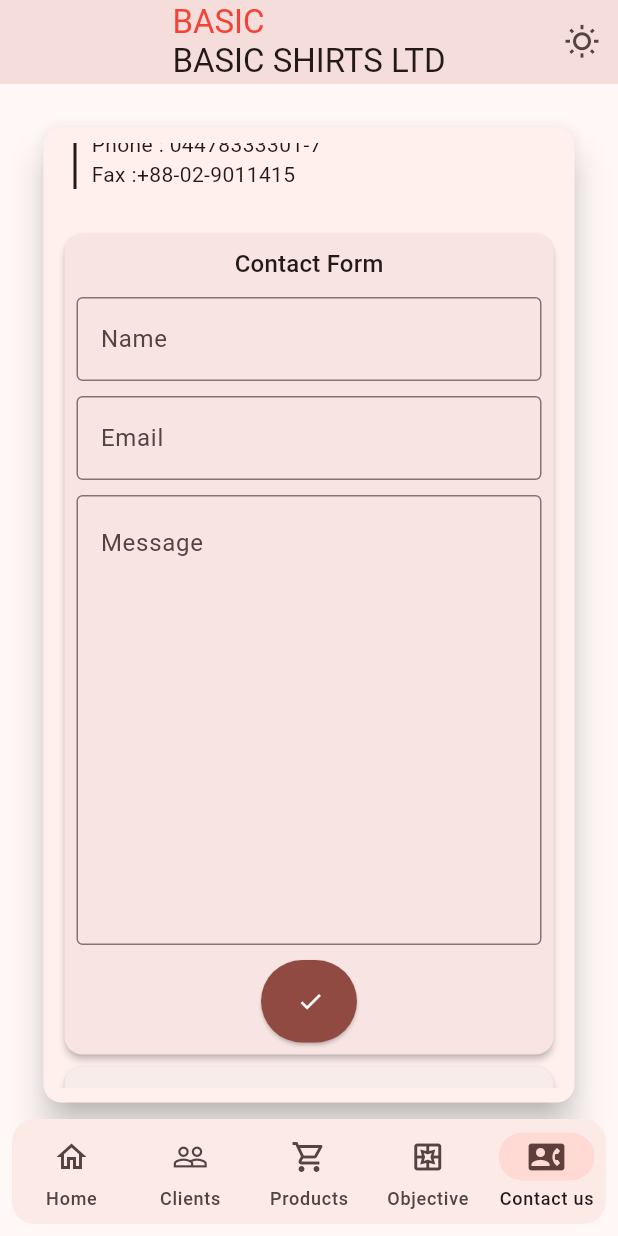
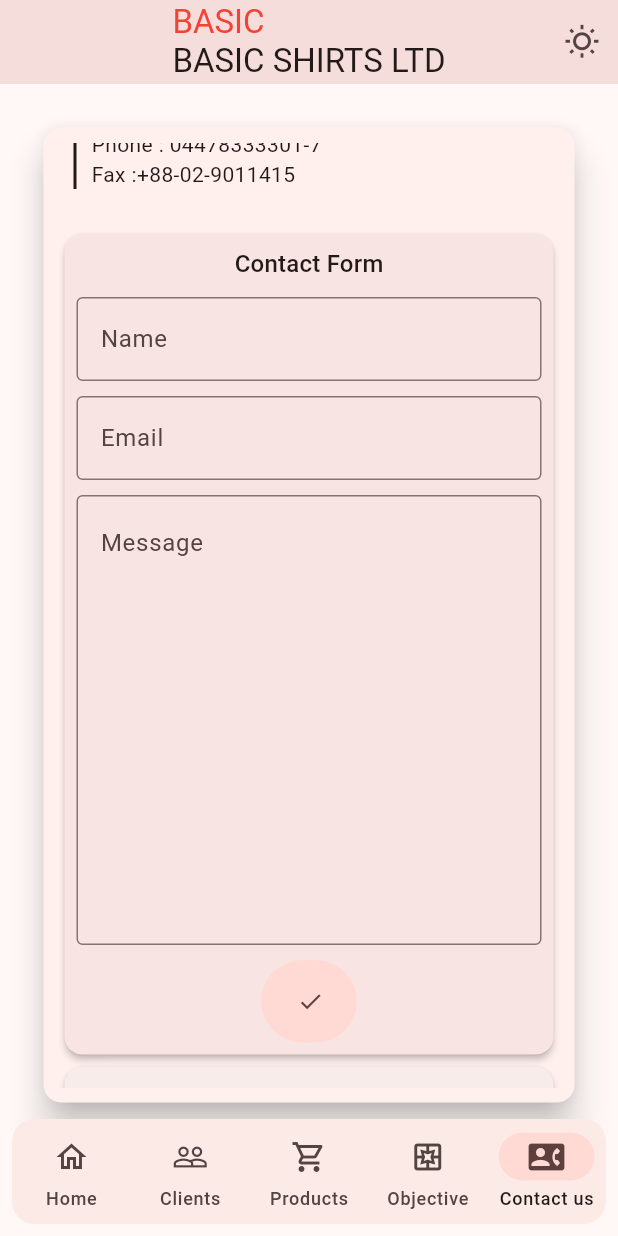
Before and after one commit to mozaddedalfeshani/bsl, a Flutter app: the screen it shows after launch, item 5 of the bottom bar chosen, scrolled down 576 dp, after a tap on the "send" icon, on a phone screen of 412 x 824 dp. Run offline on Flutter 3.47's test engine with Material 2 defaults, Android fonts, the phone set to English and light mode, and no system bars; our stand-ins replace carousel_slider.

Commit message:
code refactor

```diff
--- a/lib/src/contact_us/contact_us_view.dart
+++ b/lib/src/contact_us/contact_us_view.dart
@@ -305,7 +305,6 @@ class _ContactFormViewState extends State<ContactFormView> {
             const SizedBox(
               height: 10,
             ),
-
             const AnimatedSendButton(),
             // Align(
             //   alignment: Alignment.centerRight,
@@ -337,7 +336,7 @@ class _AnimatedSendButtonState extends State<AnimatedSendButton>
     with SingleTickerProviderStateMixin {
   late final AnimationController _animationController;
   final SizeTween _tween = SizeTween(
-    begin: const Size(100, 50),
+    begin: const Size(100, 40),
     end: const Size(55, 55),
   );
   late final Animation<Size?> _sizeAnimation;
@@ -351,6 +350,9 @@ class _AnimatedSendButtonState extends State<AnimatedSendButton>
       CurvedAnimation(parent: _animationController, curve: Curves.easeIn),
     );
     super.initState();
+    _animationController.addListener(() {
+      setState(() {});
+    });
   }
 
   @override
@@ -361,22 +363,24 @@ class _AnimatedSendButtonState extends State<AnimatedSendButton>
 
   @override
   Widget build(BuildContext context) {
-    return AnimatedBuilder(
-        animation: _sizeAnimation,
-        builder: (context, child) {
     return ElevatedButton(
       onPressed: () {
+        if (_animationController.isCompleted) {
+          _animationController.reverse();
+        } else {
           _animationController.forward();
+        }
       },
       style: ElevatedButton.styleFrom(
-              backgroundColor: Theme.of(context).colorScheme.primary,
-              foregroundColor: Theme.of(context).colorScheme.onPrimary,
+        backgroundColor: Theme.of(context).colorScheme.secondaryContainer,
+        foregroundColor: Theme.of(context).colorScheme.onSecondaryContainer,
         fixedSize: _sizeAnimation.value,
+      ).copyWith(
+        elevation: ButtonStyleButton.allOrNull(0),
       ),
       child: (_animationController.value == 1)
           ? const Icon(Icons.check)
           : const Icon(Icons.send),
     );
-        });
   }
 }
--- a/lib/src/objective/objective_view.dart
+++ b/lib/src/objective/objective_view.dart
@@ -279,7 +279,10 @@ class CompanyProfile extends StatelessWidget {
             1: IntrinsicColumnWidth(),
             2: IntrinsicColumnWidth(),
           },
-          border: TableBorder.all(width: 1),
+          border: TableBorder.all(
+            width: 1,
+            color: Theme.of(context).colorScheme.onSurface,
+          ),
           children: tableInformation
               .map<TableRow>((e) => TableRow(
                     children: [
```
Also changed, not shown: lib/src/clients/clients_view.dart (+4 -3 lines). Lines whose indentation alone changed are shown as unchanged.
